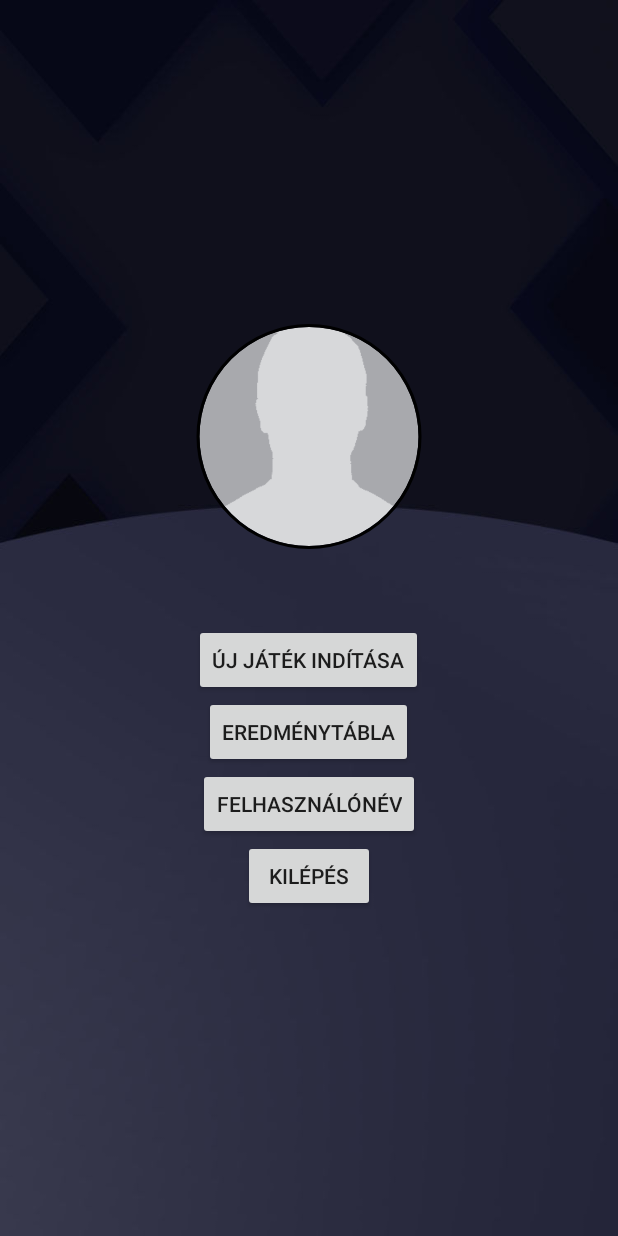
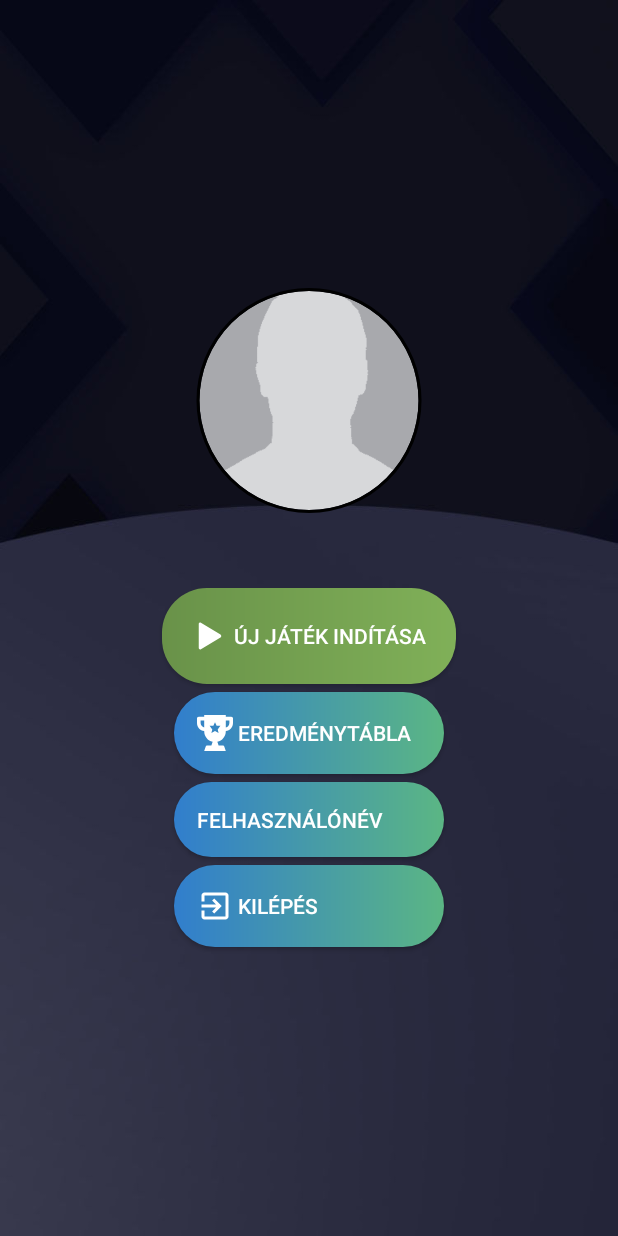
Before and after one commit to redbulldog/quizapp-v1.0, an Android app: the screen it shows after launch (MainMenu), on a phone screen of 412 x 824 dp. Run offline under Robolectric (Android 15) with nearby library versions, the light colour scheme and no system bars; our stand-ins replace ButterKnife, CircleImageView.

Commit message:
mainmenu design

```diff
--- a/app/src/main/java/com/example/kovacszoltan/quizV1/MainMenu.java
+++ b/app/src/main/java/com/example/kovacszoltan/quizV1/MainMenu.java
@@ -124,13 +124,13 @@
                 Uri contentURI = data.getData();
                 try {
                     Bitmap bitmap = MediaStore.Images.Media.getBitmap(this.getContentResolver(), contentURI);
-                    String path = saveImage(bitmap);
-                    Toast.makeText(MainActivity.this, "Image Saved!", Toast.LENGTH_SHORT).show();
-                    imageview.setImageBitmap(bitmap);
+                    //String path = saveImage(bitmap);
+                    Toast.makeText(MainMenu.this, bitmap.toString(), Toast.LENGTH_SHORT).show();
+                    profile_image.setImageBitmap(bitmap);
 
                 } catch (IOException e) {
                     e.printStackTrace();
-                    Toast.makeText(MainActivity.this, "Failed!", Toast.LENGTH_SHORT).show();
+                    Toast.makeText(MainMenu.this, "Failed!", Toast.LENGTH_SHORT).show();
                 }
             }
 
--- /dev/null
+++ b/app/src/main/res/drawable/ic_exit_to_app_black_24dp.xml
@@ -0,0 +1,9 @@
+<vector xmlns:android="http://schemas.android.com/apk/res/android"
+        android:width="24dp"
+        android:height="24dp"
+        android:viewportWidth="24.0"
+        android:viewportHeight="24.0">
+    <path
+        android:fillColor="#FF000000"
+        android:pathData="M10.09,15.59L11.5,17l5,-5 -5,-5 -1.41,1.41L12.67,11H3v2h9.67l-2.58,2.59zM19,3H5c-1.11,0 -2,0.9 -2,2v4h2V5h14v14H5v-4H3v4c0,1.1 0.89,2 2,2h14c1.1,0 2,-0.9 2,-2V5c0,-1.1 -0.9,-2 -2,-2z"/>
+</vector>
--- /dev/null
+++ b/app/src/main/res/drawable/ic_play.xml
@@ -0,0 +1,4 @@
+<vector android:height="24dp" android:viewportHeight="512.0"
+    android:viewportWidth="512.0" android:width="24dp" xmlns:android="http://schemas.android.com/apk/res/android">
+    <path android:fillColor="#FF000000" android:pathData="M405.2,232.9L126.8,67.2c-3.4,-2 -6.9,-3.2 -10.9,-3.2c-10.9,0 -19.8,9 -19.8,20H96v344h0.1c0,11 8.9,20 19.8,20c4.1,0 7.5,-1.4 11.2,-3.4l278.1,-165.5c6.6,-5.5 10.8,-13.8 10.8,-23.1C416,246.7 411.8,238.5 405.2,232.9z"/>
+</vector>
--- /dev/null
+++ b/app/src/main/res/drawable/ic_trophy.xml
@@ -0,0 +1,4 @@
+<vector android:height="24dp" android:viewportHeight="512.0"
+    android:viewportWidth="512.0" android:width="24dp" xmlns:android="http://schemas.android.com/apk/res/android">
+    <path android:fillColor="#FF000000" android:pathData="M486.4,25.6h-76.8V0H102.4v25.6H25.6C10.2,25.6 0,35.8 0,51.2v61.4c0,58.9 43.5,107.5 102.4,115.2v2.6c0,74.2 51.2,135.7 120.3,151L204.8,435.2h-58.9c-10.2,0 -20.5,7.7 -23,17.9L102.4,512h307.2l-20.5,-58.9c-2.6,-10.2 -12.8,-17.9 -23,-17.9H307.2l-17.9,-53.8c69.1,-15.4 120.3,-76.8 120.3,-151v-2.6c58.9,-7.7 102.4,-56.3 102.4,-115.2V51.2C512,35.8 501.8,25.6 486.4,25.6zM102.4,176.6c-28.2,-7.7 -51.2,-33.3 -51.2,-64V76.8h51.2V176.6zM307.2,256L256,227.8L204.8,256l12.8,-51.2l-38.4,-51.2h53.8L256,102.4l23,51.2h53.8l-38.4,51.2L307.2,256zM460.8,112.6c0,30.7 -23,58.9 -51.2,64V76.8h51.2V112.6z"/>
+</vector>
--- /dev/null
+++ b/app/src/main/res/drawable/rounded_button1.xml
@@ -0,0 +1,10 @@
+<?xml version="1.0" encoding="utf-8"?>
+<shape xmlns:android="http://schemas.android.com/apk/res/android"
+    android:shape="rectangle">
+
+
+    <gradient android:startColor="#699249"
+        android:endColor="#80b058"></gradient>
+    <corners android:radius="30dp"></corners>
+
+</shape>
--- /dev/null
+++ b/app/src/main/res/drawable/rounded_button2.xml
@@ -0,0 +1,10 @@
+<?xml version="1.0" encoding="utf-8"?>
+<shape xmlns:android="http://schemas.android.com/apk/res/android"
+    android:shape="rectangle">
+
+
+    <gradient android:startColor="#317ecd"
+        android:endColor="#5bb684"></gradient>
+    <corners android:radius="30dp"></corners>
+
+</shape>
--- a/app/src/main/res/layout/activity_main_menu.xml
+++ b/app/src/main/res/layout/activity_main_menu.xml
@@ -19,30 +19,55 @@
             android:layout_height="200dp"
             android:paddingBottom="50dp"
             android:src="@drawable/profile_placeholder"
-
             app:civ_border_width="2dp"
             app:civ_border_color="#FF000000"/>
         <Button
             android:layout_width="wrap_content"
             android:layout_height="wrap_content"
             android:id="@+id/btn_newgame"
-            android:text="Új játék indítása" />
+            android:background="@drawable/rounded_button1"
+            android:padding="20dp"
+            android:drawableLeft="@drawable/ic_play"
+            android:drawableTint="#fff"
+            android:textColor="#fff"
+            android:text=" Új játék indítása" />
         <Button
-            android:layout_width="wrap_content"
+            android:layout_width="180dp"
             android:layout_height="wrap_content"
             android:layout_below="@id/btn_newgame"
-            android:text="Eredménytábla"
-            android:id="@+id/btn_scoreboard"/>
+            android:text=" Eredménytábla"
+            android:id="@+id/btn_scoreboard"
+            android:background="@drawable/rounded_button2"
+            android:padding="15dp"
+            android:drawableLeft="@drawable/ic_trophy"
+            android:drawableTint="#fff"
+            android:textColor="#fff"
+            android:layout_marginTop="5dp"
+            android:textAlignment="textStart"
+            />
         <Button
-            android:layout_width="wrap_content"
+            android:layout_width="180dp"
             android:layout_height="wrap_content"
             android:text="Felhasználónév"
-            android:id="@+id/btn_felh_nev"/>
+            android:id="@+id/btn_felh_nev"
+            android:background="@drawable/rounded_button2"
+            android:textColor="#fff"
+            android:padding="15dp"
+            android:layout_marginTop="5dp"
+            android:textAlignment="textStart"/>
         <Button
-            android:layout_width="wrap_content"
+            android:layout_width="180dp"
             android:layout_height="wrap_content"
-            android:text="Kilépés"
-            android:id="@+id/btn_exit"/>
+            android:text=" Kilépés"
+            android:id="@+id/btn_exit"
+            android:background="@drawable/rounded_button2"
+            android:textColor="#fff"
+            android:padding="15dp"
+            android:drawableLeft="@drawable/ic_exit_to_app_black_24dp"
+            android:drawableTint="#fff"
+            android:layout_marginTop="5dp"
+            android:textAlignment="textStart"
+            />
 
     </LinearLayout>
 
```
